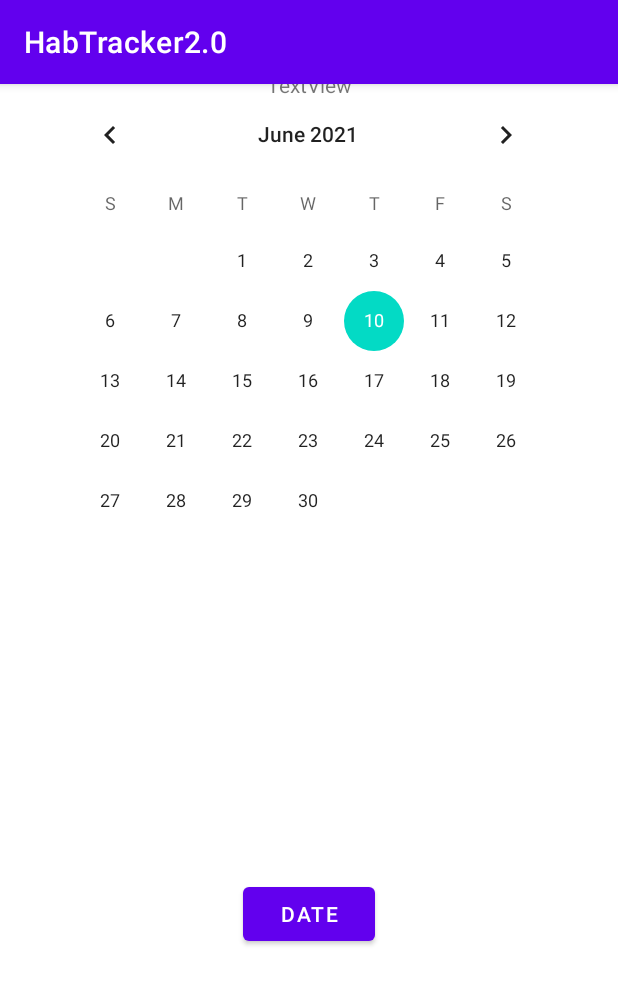
After one commit to MrYee4/HabTracker2.0, an Android app: the CalendarDisplay screen opened directly, with no data from a screen before it, on a phone screen of 412 x 824 dp. The commit adds this screen. Shown: the top 984 px of the screen. Run offline under Robolectric (Android 15) with nearby library versions, the phone set to English and light mode, and no system bars; 1 statement that could not run was skipped.

Commit message:
Added CalendarDisplay Page

```diff
--- a/app/src/main/AndroidManifest.xml
+++ b/app/src/main/AndroidManifest.xml
@@ -9,6 +9,7 @@
         android:roundIcon="@mipmap/ic_launcher_round"
         android:supportsRtl="true"
         android:theme="@style/Theme.HabTracker20">
+        <activity android:name=".CalendarDisplay"></activity>
         <activity
             android:name=".MainActivity"
             android:label="@string/app_name"
--- /dev/null
+++ b/app/src/main/java/com/example/habtracker20/CalendarDisplay.java
@@ -0,0 +1,48 @@
+package com.example.habtracker20;
+
+import androidx.annotation.NonNull;
+import androidx.appcompat.app.AppCompatActivity;
+
+import android.content.Intent;
+import android.os.Bundle;
+import android.view.View;
+import android.widget.Button;
+import android.widget.CalendarView;
+import android.widget.TextView;
+
+public class CalendarDisplay extends AppCompatActivity {
+
+    @Override
+    protected void onCreate(Bundle savedInstanceState) {
+        super.onCreate(savedInstanceState);
+        setContentView(R.layout.activity_calendar_display);
+
+
+        // Setup Calendar by Fetching Date
+        TextView textView = findViewById(R.id.textView);
+        Button button = findViewById(R.id.button);
+        String date = getIntent().getStringExtra("date");
+        if(date!=null)
+            testView.setText(date);
+        button.setOnClickListener(new View.OnClickListener() {
+            @Override
+            public void onClick(View view) {
+                Intent intent = new Intent (MainActivity.class, CalendarDisplay.this);
+                startActivity(intent);
+            }
+        });
+
+        // Setup Display Calendar
+        CalendarView calendarView = findViewById(R.id.calendarView);
+        calendarView.setOnDateChangeListener(new CalendarView.OnDateChangeListener() {
+            @Override
+            public void onSelectedDayChange(@NonNull CalendarView view, int year, int month, int dayOfMonth) {
+                String date = year + "/" + month + "/" + dayOfMonth;
+                Intent intent2 = new Intent(CalendarDisplay.this, MainActivity.class);
+                intent2.putExtra("date", date);
+
+                startActivity(intent2);
+            }
+        });
+    }
+}
--- a/app/src/main/java/com/example/habtracker20/MainActivity.java
+++ b/app/src/main/java/com/example/habtracker20/MainActivity.java
@@ -1,5 +1,6 @@
 package com.example.habtracker20;
 
+import android.content.Intent;
 import android.os.Bundle;
 
 import com.google.android.material.floatingactionbutton.FloatingActionButton;
@@ -12,6 +13,8 @@ import android.view.View;
 
 import android.view.Menu;
 import android.view.MenuItem;
+import android.widget.Button;
+import android.widget.TextView;
 
 public class MainActivity extends AppCompatActivity {
 
--- /dev/null
+++ b/app/src/main/res/layout/activity_calendar_display.xml
@@ -0,0 +1,37 @@
+<?xml version="1.0" encoding="utf-8"?>
+<androidx.constraintlayout.widget.ConstraintLayout xmlns:android="http://schemas.android.com/apk/res/android"
+    xmlns:app="http://schemas.android.com/apk/res-auto"
+    xmlns:tools="http://schemas.android.com/tools"
+    android:layout_width="match_parent"
+    android:layout_height="match_parent"
+    tools:context=".CalendarDisplay">
+
+    <CalendarView
+        android:id="@+id/calendarView"
+        android:layout_width="wrap_content"
+        android:layout_height="wrap_content"
+        app:layout_constraintEnd_toEndOf="parent"
+        app:layout_constraintHorizontal_bias="0.491"
+        app:layout_constraintStart_toStartOf="parent"
+        tools:layout_editor_absoluteY="189dp" />
+
+    <TextView
+        android:id="@+id/textView"
+        android:layout_width="wrap_content"
+        android:layout_height="wrap_content"
+        android:text="TextView"
+        app:layout_constraintBottom_toTopOf="@+id/calendarView"
+        app:layout_constraintEnd_toEndOf="parent"
+        app:layout_constraintStart_toStartOf="parent"
+        app:layout_constraintTop_toTopOf="parent" />
+
+    <Button
+        android:id="@+id/button"
+        android:layout_width="wrap_content"
+        android:layout_height="wrap_content"
+        android:text="Date"
+        app:layout_constraintBottom_toBottomOf="parent"
+        app:layout_constraintEnd_toEndOf="parent"
+        app:layout_constraintStart_toStartOf="parent"
+        app:layout_constraintTop_toBottomOf="@+id/calendarView" />
+</androidx.constraintlayout.widget.ConstraintLayout>
```
